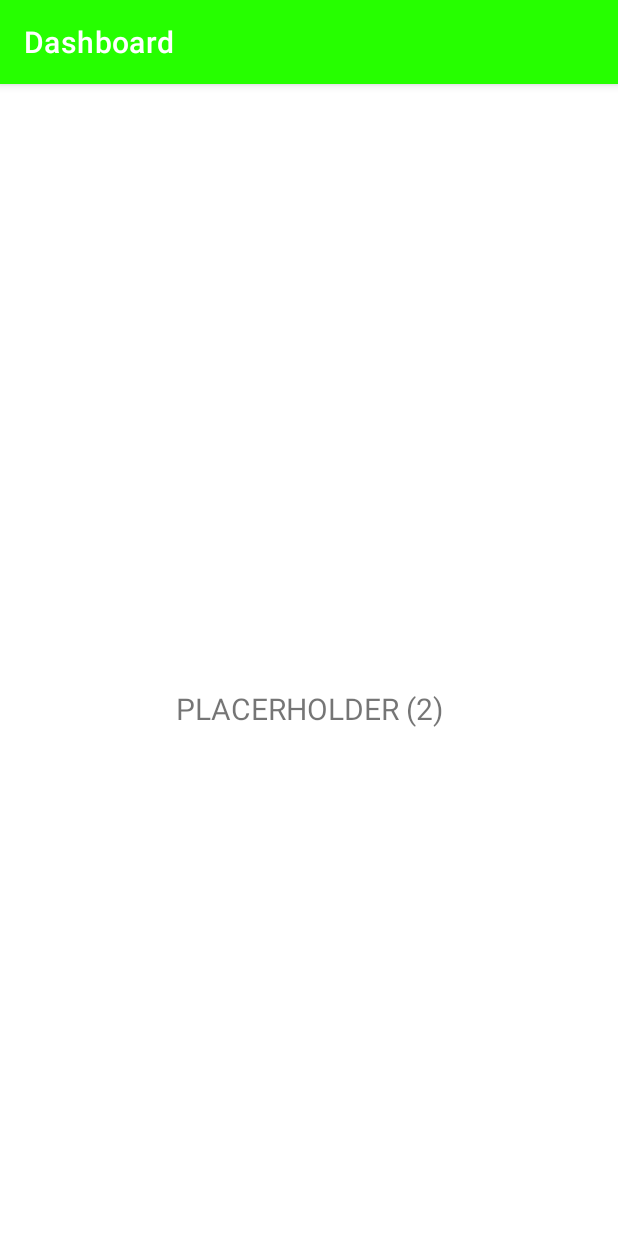
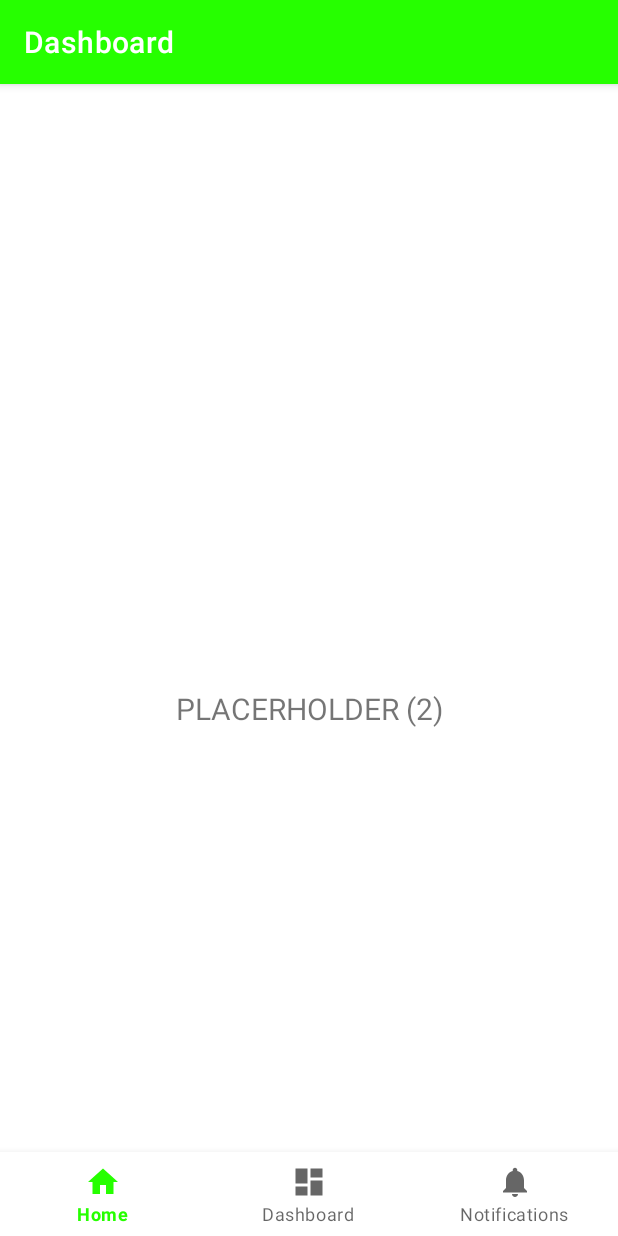
Before and after one commit to riccigamiao3076/SmartPlant, an Android app: the DashboardFragment screen opened through its navigation route, on a phone screen of 412 x 824 dp. Run offline under Robolectric (Android 15) with nearby library versions, the phone set to English and light mode, and no system bars; our stand-ins replace navigation-ui.

Commit message:
Navigation menu added to fragments #2 and #3.

```diff
--- a/SmartPlant/src/main/res/layout/fragment_page2.xml
+++ b/SmartPlant/src/main/res/layout/fragment_page2.xml
@@ -5,6 +5,18 @@
     android:layout_width="match_parent"
     android:layout_height="match_parent"
     tools:context=".ui.dashboard.DashboardFragment">
+
+    <com.google.android.material.bottomnavigation.BottomNavigationView
+        android:id="@+id/nav_view"
+        android:layout_width="0dp"
+        android:layout_height="wrap_content"
+        android:layout_marginStart="0dp"
+        android:layout_marginEnd="0dp"
+        android:background="?android:attr/windowBackground"
+        app:layout_constraintBottom_toBottomOf="parent"
+        app:layout_constraintLeft_toLeftOf="parent"
+        app:layout_constraintRight_toRightOf="parent"
+        app:menu="@menu/bottom_nav_menu" />
 
     <TextView
         android:id="@+id/text_dashboard"
```
Also changed, not shown: SmartPlant/src/main/res/layout/fragment_page3.xml (+12 -0 lines).
